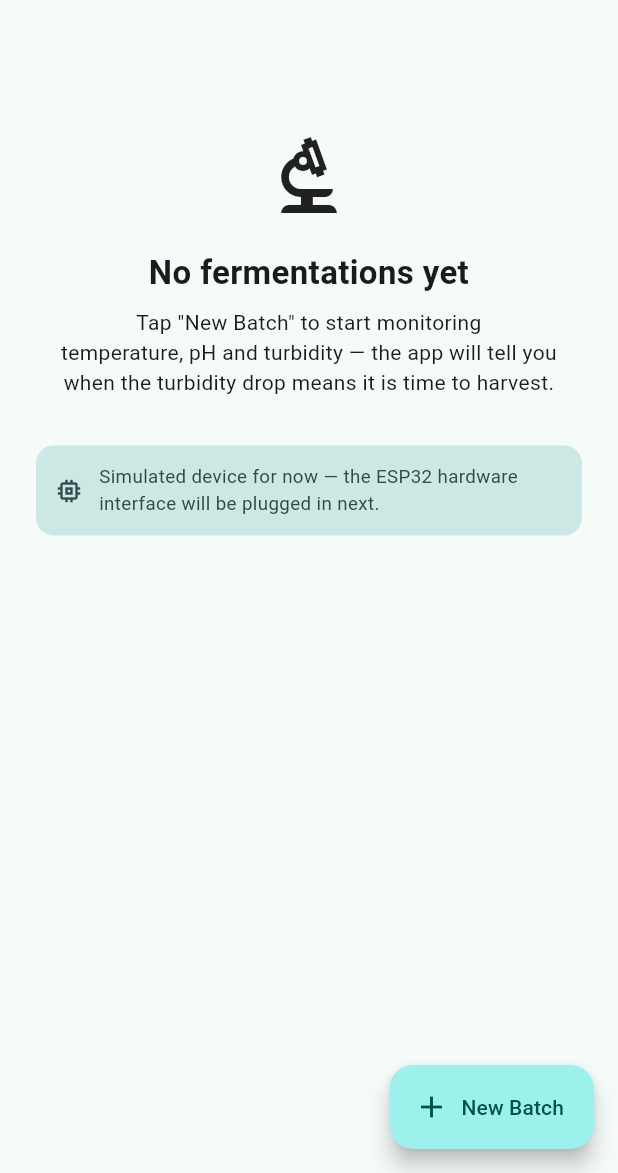
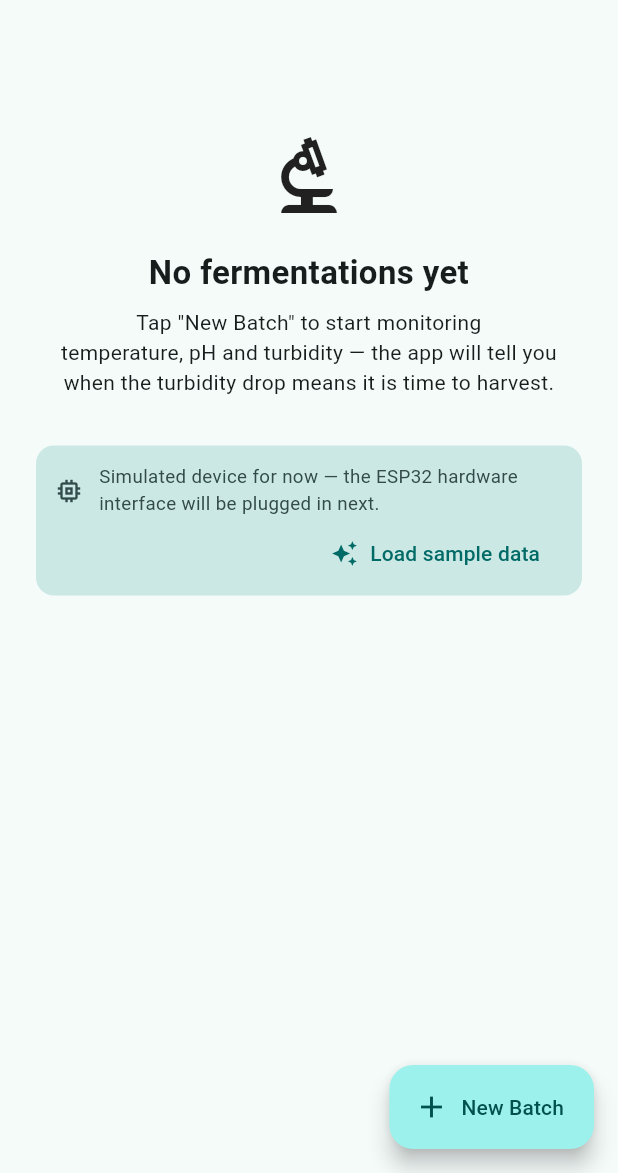
Before and after one commit to Eddie-Duan/igem-fermenter, a Flutter app: the screen it shows after launch, on a phone screen of 412 x 824 dp, the part 63-1236 px from its top. Run offline on Flutter 3.47's test engine with Material 3 defaults, Android fonts, the phone set to English and light mode, and no system bars; our stand-ins replace share_plus, sqflite; accounts and stored records are empty.

Commit message:
feat: 首页新增「载入样例数据」按钮，一键生成完整发酵周期的演示批次
无硬件阶段用来检查 APP 效果：Controller 新增 loadSampleBatch()，按 120 仿真秒步长采样 20 小时（600 条读数，增殖→峰值→裂解），一并算出峰值 OD 与收获触发时刻并落到 Harvest 状态，之后仍会实时追加采样点。

仓库新增 addReadings() 批量写入（单事务）避免逐条提交；首页提示条改成带按钮的卡片，生成后直接跳进详情页；补充单元测试与 widget 测试。

```diff
--- a/mobile_app/lib/database/fermenter_repository.dart
+++ b/mobile_app/lib/database/fermenter_repository.dart
@@ -16,6 +16,10 @@ abstract class FermenterRepository {
   Future<List<SensorReading>> readings(int projectId,
       {int limit = 0, bool ascending = false});
   Future<int> addReading(SensorReading reading);
+
+  /// 批量写入（单个事务）。生成整段样例历史时用，避免几百次逐条提交。
+  Future<void> addReadings(List<SensorReading> readings);
+
   Future<int> countReadings(int projectId);
   Future<void> deleteReadings(int projectId);
   Future<void> close();
--- a/mobile_app/lib/pages/home_page.dart
+++ b/mobile_app/lib/pages/home_page.dart
@@ -17,6 +17,8 @@ class HomePage extends StatefulWidget {
 }
 
 class _HomePageState extends State<HomePage> {
+  bool _loadingSample = false;
+
   FermenterController get data => widget.controller;
 
   void _message(String text) {
@@ -31,6 +33,32 @@ class _HomePageState extends State<HomePage> {
       MaterialPageRoute(builder: (_) => NewProjectPage(controller: data)),
     );
     if (created == true && mounted) _message('Batch started.');
+  }
+
+  /// 生成一个跑完整周期的演示批次，并直接打开它，方便一次性检查
+  /// 曲线、收获告警、统计与导出在无硬件情况下的表现。
+  Future<void> _loadSampleData() async {
+    setState(() => _loadingSample = true);
+    int? id;
+    try {
+      id = await data.loadSampleBatch();
+    } catch (_) {
+      id = null;
+    }
+    if (!mounted) return;
+    setState(() => _loadingSample = false);
+    if (id == null) {
+      _message('Could not load sample data.');
+      return;
+    }
+    _message('Sample batch loaded.');
+    final projectId = id;
+    await Navigator.of(context).push<void>(
+      MaterialPageRoute(
+          builder: (_) =>
+              ProjectDetailPage(controller: data, projectId: projectId)),
+    );
+    if (mounted) await data.refresh();
   }
 
   Future<void> _openProject(FermentationProject project) async {
@@ -105,22 +133,22 @@ class _HomePageState extends State<HomePage> {
   Widget _emptyView() => ListView(
         physics: const AlwaysScrollableScrollPhysics(),
         padding: const EdgeInsets.all(24),
-        children: const [
-          SizedBox(height: 48),
-          Icon(Icons.biotech_outlined, size: 64),
-          SizedBox(height: 16),
-          Text('No fermentations yet',
+        children: [
+          const SizedBox(height: 48),
+          const Icon(Icons.biotech_outlined, size: 64),
+          const SizedBox(height: 16),
+          const Text('No fermentations yet',
               textAlign: TextAlign.center,
               style: TextStyle(fontSize: 22, fontWeight: FontWeight.bold)),
-          SizedBox(height: 8),
-          Text(
+          const SizedBox(height: 8),
+          const Text(
             'Tap "New Batch" to start monitoring\n'
             'temperature, pH and turbidity — the app will tell you\n'
             'when the turbidity drop means it is time to harvest.',
             textAlign: TextAlign.center,
           ),
-          SizedBox(height: 32),
-          _SimulationNote(),
+          const SizedBox(height: 32),
+          _sampleNote(),
         ],
       );
 
@@ -128,7 +156,7 @@ class _HomePageState extends State<HomePage> {
         physics: const AlwaysScrollableScrollPhysics(),
         padding: const EdgeInsets.fromLTRB(20, 12, 20, 96),
         children: [
-          const _SimulationNote(),
+          _sampleNote(),
           const SizedBox(height: 12),
           for (final project in data.projects) ...[
             _projectCard(project),
@@ -210,25 +238,35 @@ class _HomePageState extends State<HomePage> {
               style: const TextStyle(fontWeight: FontWeight.w600, fontSize: 14)),
         ],
       );
+
+  Widget _sampleNote() =>
+      _SimulationNote(busy: _loadingSample, onLoadSample: _loadSampleData);
 }
 
-/// 无硬件阶段的提示条。
+/// 无硬件阶段的提示条 + 「载入样例数据」入口。
 class _SimulationNote extends StatelessWidget {
-  const _SimulationNote();
+  const _SimulationNote({required this.busy, required this.onLoadSample});
+
+  final bool busy;
+  final VoidCallback onLoadSample;
 
   @override
   Widget build(BuildContext context) {
     final scheme = Theme.of(context).colorScheme;
     return Container(
       width: double.infinity,
-      padding: const EdgeInsets.all(12),
+      padding: const EdgeInsets.fromLTRB(12, 12, 12, 4),
       decoration: BoxDecoration(
         color: scheme.secondaryContainer,
         borderRadius: BorderRadius.circular(12),
       ),
-      child: Row(
+      child: Column(
+        crossAxisAlignment: CrossAxisAlignment.start,
         children: [
-          Icon(Icons.memory_outlined, size: 20, color: scheme.onSecondaryContainer),
+          Row(
+            children: [
+              Icon(Icons.memory_outlined,
+                  size: 20, color: scheme.onSecondaryContainer),
               const SizedBox(width: 10),
               Expanded(
                 child: Text(
@@ -239,6 +277,22 @@ class _SimulationNote extends StatelessWidget {
               ),
             ],
           ),
+          Align(
+            alignment: Alignment.centerRight,
+            child: TextButton.icon(
+              onPressed: busy ? null : onLoadSample,
+              icon: busy
+                  ? const SizedBox(
+                      width: 16,
+                      height: 16,
+                      child: CircularProgressIndicator(strokeWidth: 2))
+                  : const Icon(Icons.auto_awesome, size: 18),
+              label: Text(
+                  busy ? 'Generating sample data…' : 'Load sample data'),
+            ),
+          ),
+        ],
+      ),
     );
   }
 }
```
Also changed, not shown: mobile_app/lib/database/sqlite_fermenter_repository.dart (+11 -0 lines), mobile_app/lib/services/fermenter_controller.dart (+98 -0 lines), 2 other files. Lines whose indentation alone changed are shown as unchanged.
